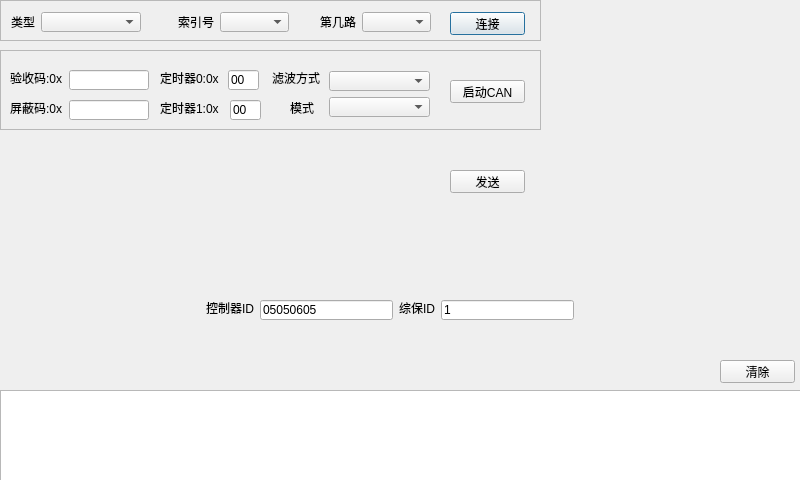
This is main.ui in Gyroxp/cq1504_pc_can_py as Qt 5 draws it before an edit. The edited form follows.
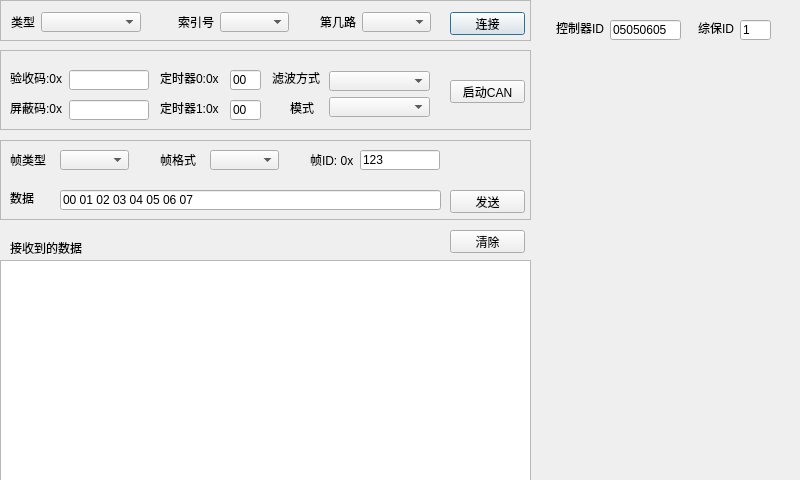
This is the edited form.

Diff of the .ui file:
```diff
--- a/main.ui
+++ b/main.ui
@@ -18,7 +18,7 @@
     <rect>
      <x>0</x>
      <y>0</y>
-     <width>541</width>
+     <width>531</width>
      <height>41</height>
     </rect>
    </property>
@@ -114,8 +114,8 @@
   <widget class="QLabel" name="label_3">
    <property name="geometry">
     <rect>
-     <x>206</x>
-     <y>300</y>
+     <x>556</x>
+     <y>20</y>
      <width>48</width>
      <height>16</height>
     </rect>
@@ -127,8 +127,8 @@
   <widget class="QLabel" name="label_4">
    <property name="geometry">
     <rect>
-     <x>399</x>
-     <y>300</y>
+     <x>698</x>
+     <y>20</y>
      <width>36</width>
      <height>16</height>
     </rect>
@@ -140,9 +140,9 @@
   <widget class="QLineEdit" name="lineEdit_GPID">
    <property name="geometry">
     <rect>
-     <x>441</x>
-     <y>300</y>
-     <width>133</width>
+     <x>740</x>
+     <y>20</y>
+     <width>31</width>
      <height>20</height>
     </rect>
    </property>
@@ -154,18 +154,18 @@
    <property name="geometry">
     <rect>
      <x>0</x>
-     <y>390</y>
-     <width>801</width>
-     <height>91</height>
+     <y>260</y>
+     <width>531</width>
+     <height>221</height>
     </rect>
    </property>
   </widget>
   <widget class="QLineEdit" name="lineEdit_TCID">
    <property name="geometry">
     <rect>
-     <x>260</x>
-     <y>300</y>
-     <width>133</width>
+     <x>610</x>
+     <y>20</y>
+     <width>71</width>
      <height>20</height>
     </rect>
    </property>
@@ -176,8 +176,8 @@
   <widget class="QPushButton" name="pushBtn_clrStatus">
    <property name="geometry">
     <rect>
-     <x>720</x>
-     <y>360</y>
+     <x>450</x>
+     <y>230</y>
      <width>75</width>
      <height>23</height>
     </rect>
@@ -241,7 +241,7 @@
   <widget class="QLineEdit" name="lineEdit_Time0">
    <property name="geometry">
     <rect>
-     <x>228</x>
+     <x>230</x>
      <y>70</y>
      <width>31</width>
      <height>20</height>
@@ -354,7 +354,7 @@
     <rect>
      <x>0</x>
      <y>50</y>
-     <width>541</width>
+     <width>531</width>
      <height>80</height>
     </rect>
    </property>
@@ -368,17 +368,147 @@
     <number>1</number>
    </property>
   </widget>
-  <widget class="QPushButton" name="pushBtn_txdata">
+  <widget class="QFrame" name="frame_4">
    <property name="geometry">
     <rect>
-     <x>450</x>
-     <y>170</y>
-     <width>75</width>
-     <height>23</height>
+     <x>0</x>
+     <y>140</y>
+     <width>531</width>
+     <height>80</height>
+    </rect>
+   </property>
+   <property name="frameShape">
+    <enum>QFrame::StyledPanel</enum>
+   </property>
+   <property name="frameShadow">
+    <enum>QFrame::Plain</enum>
+   </property>
+   <property name="lineWidth">
+    <number>1</number>
+   </property>
+   <widget class="QLabel" name="label_12">
+    <property name="geometry">
+     <rect>
+      <x>10</x>
+      <y>12</y>
+      <width>48</width>
+      <height>16</height>
+     </rect>
+    </property>
+    <property name="text">
+     <string>帧类型</string>
+    </property>
+   </widget>
+   <widget class="QComboBox" name="cmb_FrameType">
+    <property name="geometry">
+     <rect>
+      <x>60</x>
+      <y>10</y>
+      <width>69</width>
+      <height>20</height>
+     </rect>
+    </property>
+   </widget>
+   <widget class="QComboBox" name="cmb_FrameFormat">
+    <property name="geometry">
+     <rect>
+      <x>210</x>
+      <y>10</y>
+      <width>69</width>
+      <height>20</height>
+     </rect>
+    </property>
+   </widget>
+   <widget class="QLineEdit" name="lineEdit_ID">
+    <property name="geometry">
+     <rect>
+      <x>360</x>
+      <y>10</y>
+      <width>80</width>
+      <height>20</height>
+     </rect>
+    </property>
+    <property name="text">
+     <string>123</string>
+    </property>
+   </widget>
+   <widget class="QLabel" name="label_13">
+    <property name="geometry">
+     <rect>
+      <x>160</x>
+      <y>12</y>
+      <width>48</width>
+      <height>16</height>
+     </rect>
+    </property>
+    <property name="text">
+     <string>帧格式</string>
+    </property>
+   </widget>
+   <widget class="QLabel" name="label_14">
+    <property name="geometry">
+     <rect>
+      <x>310</x>
+      <y>12</y>
+      <width>48</width>
+      <height>16</height>
+     </rect>
+    </property>
+    <property name="text">
+     <string>帧ID: 0x</string>
+    </property>
+   </widget>
+   <widget class="QPushButton" name="pushBtn_txdata">
+    <property name="geometry">
+     <rect>
+      <x>450</x>
+      <y>50</y>
+      <width>75</width>
+      <height>23</height>
+     </rect>
+    </property>
+    <property name="text">
+     <string>发送</string>
+    </property>
+   </widget>
+   <widget class="QLineEdit" name="lineEdit_Data">
+    <property name="geometry">
+     <rect>
+      <x>60</x>
+      <y>50</y>
+      <width>381</width>
+      <height>20</height>
+     </rect>
+    </property>
+    <property name="text">
+     <string>00 01 02 03 04 05 06 07</string>
+    </property>
+   </widget>
+   <widget class="QLabel" name="label_15">
+    <property name="geometry">
+     <rect>
+      <x>10</x>
+      <y>50</y>
+      <width>48</width>
+      <height>16</height>
+     </rect>
+    </property>
+    <property name="text">
+     <string>数据</string>
+    </property>
+   </widget>
+  </widget>
+  <widget class="QLabel" name="label_16">
+   <property name="geometry">
+    <rect>
+     <x>10</x>
+     <y>240</y>
+     <width>91</width>
+     <height>16</height>
     </rect>
    </property>
    <property name="text">
-    <string>发送</string>
+    <string>接收到的数据</string>
    </property>
   </widget>
   <zorder>frame_3</zorder>
```
Left out of the diff: 14 changed lines with no effect on the pictures.
